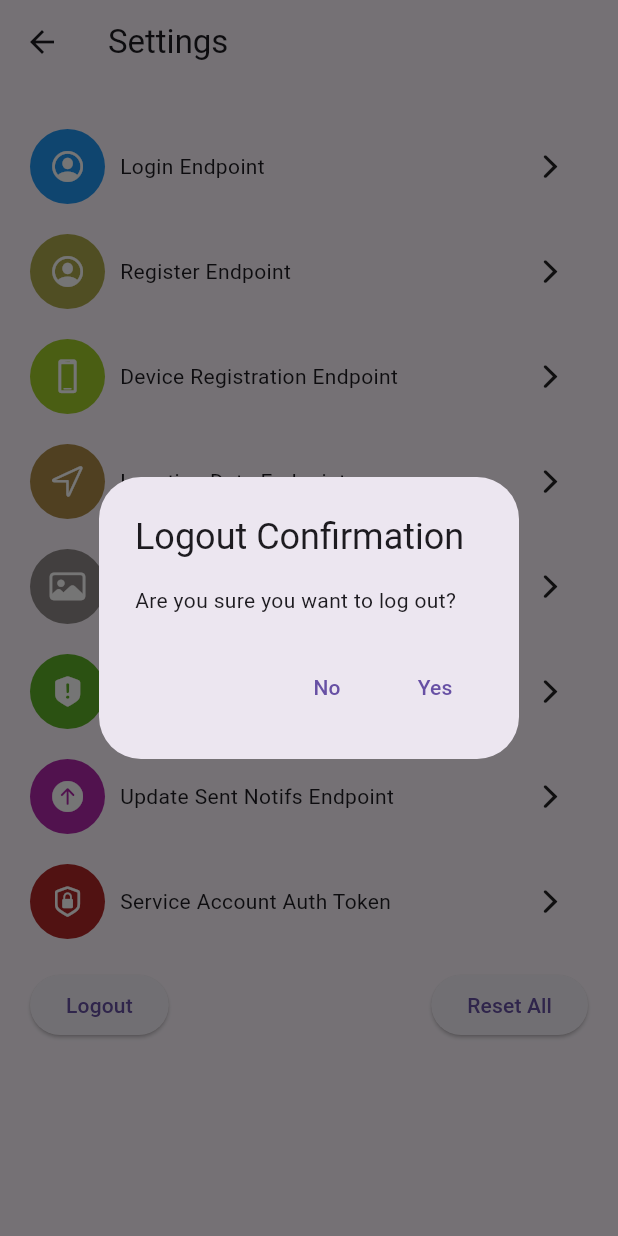
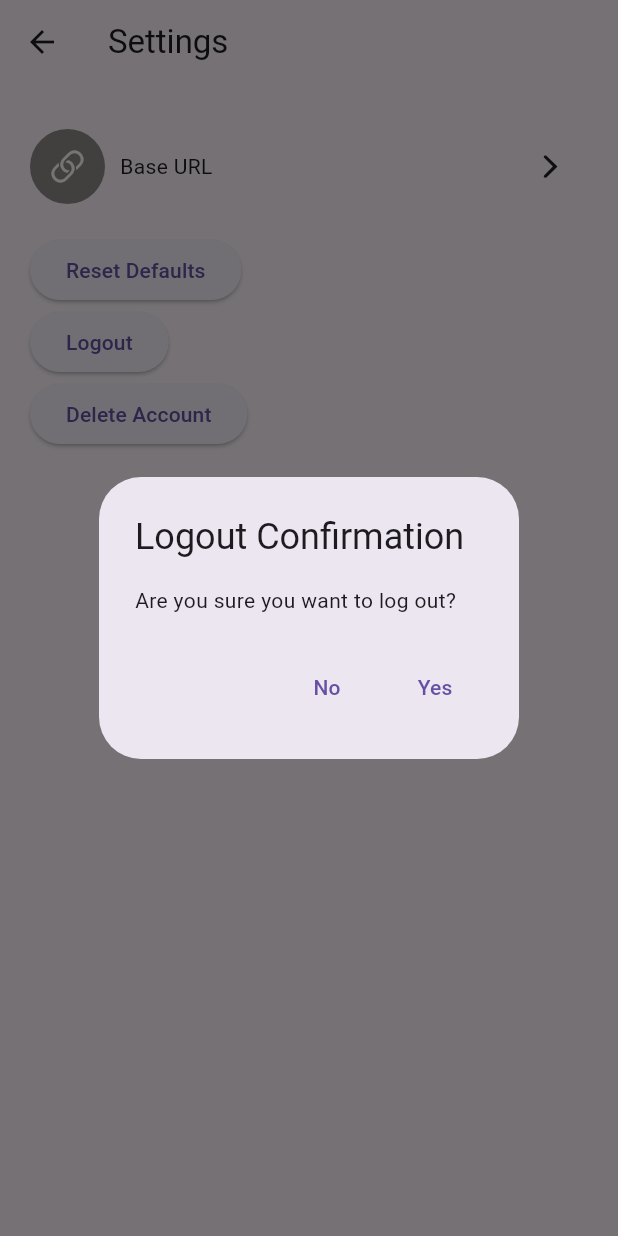
Before and after one commit to aloiva/mobile-app-iot, a Flutter app: the SettingsPage screen opened by its route, after a tap on "Logout", on a phone screen of 412 x 824 dp. Run offline on Flutter 3.47's test engine with Material 3 defaults, Android fonts, the phone set to English and light mode, and no system bars; our stand-ins replace firebase_core, firebase_messaging, geolocator, permission_handler, shared_preferences; accounts and stored records are empty.

Commit message:
added delete account option

```diff
--- a/lib/screens/settings_page.dart
+++ b/lib/screens/settings_page.dart
@@ -1,10 +1,11 @@
 // import 'dart:convert';
-// ignore_for_file: avoid_print
+// ignore_for_file: avoid_print, use_build_context_synchronously
 
 import 'package:flutter/material.dart';
 import 'package:flutter/cupertino.dart';
 import 'package:mobile_app/models/PreferenceUtils.dart';
 import 'package:mobile_app/widgets/settings_page/settings_tile.dart';
+import 'package:mobile_app/services/apiClient.dart';
 
 class SettingsPage extends StatefulWidget {
   const SettingsPage({super.key});
@@ -28,106 +29,37 @@ class _SettingsPageState extends State<SettingsPage> {
             child: Column(crossAxisAlignment: CrossAxisAlignment.start, children: [
               const SizedBox(height: 20),
               SettingsTile(
-                color: Colors.blue,
-                icon: CupertinoIcons.profile_circled,
-                title: "Login Endpoint",
-                onTap: () => _updateKey(AppSettingsKeys.loginEndPoint),
-              ),
-              const SizedBox(height: 20),
-              SettingsTile(
-                color: const Color.fromARGB(255, 175, 170, 76),
-                icon: CupertinoIcons.profile_circled,
-                title: "Register Endpoint",
-                onTap: () => _updateKey(AppSettingsKeys.registerEndpoint),
-              ),
-              const SizedBox(height: 20),
-              SettingsTile(
-                color: const Color.fromARGB(255, 161, 204, 42),
-                icon: CupertinoIcons.device_phone_portrait,
-                title: "Device Registration Endpoint",
-                onTap: () => _updateKey(AppSettingsKeys.deviceRegisterEndpoint),
-              ),
-              const SizedBox(height: 20),
-              SettingsTile(
-                color: const Color.fromARGB(255, 174, 140, 73),
-                icon: CupertinoIcons.location,
-                title: "Location Data Endpoint",
-                onTap: () => _updateKey(AppSettingsKeys.locationEndpoint),
-              ),
-              const SizedBox(height: 20),
-              SettingsTile(
                 color: const Color.fromARGB(255, 144, 137, 137),
-                icon: CupertinoIcons.photo,
-                title: "Image Data Endpoint",
-                onTap: () => _updateKey(AppSettingsKeys.imageEndpoint),
-              ),
-              const SizedBox(height: 20),
-              SettingsTile(
-                color: const Color.fromARGB(255, 94, 176, 39),
-                icon: CupertinoIcons.exclamationmark_shield_fill,
-                title: "Stolen Device Notifs Endpoint",
-                onTap: () => _updateKey(AppSettingsKeys.stolenNotificationEndpoint),
-              ),
-              const SizedBox(height: 20),
-              SettingsTile(
-                color: const Color.fromARGB(255, 176, 39, 171),
-                icon: CupertinoIcons.arrow_up_circle_fill,
-                title: "Update Sent Notifs Endpoint",
-                onTap: () => _updateKey(AppSettingsKeys.updatedNotificationEndpoint),
-              ),
-              // const SizedBox(height: 20),
-              // SettingsTile(
-              //   color: Color.fromARGB(255, 19, 204, 41),
-              //   icon: CupertinoIcons.lock,
-              //   title: "Your Token",
-              //   onTap: () => _updateKey(UserSettingKeys.token),
-              // ),
-              // const SizedBox(height: 20),
-              // SettingsTile(
-              //   color: Color.fromARGB(255, 168, 112, 224),
-              //   icon: CupertinoIcons.person_2_square_stack,
-              //   title: "Your Partner's Token",
-              //   onTap: () => _updateKey(PartnerSettingKeys.partnertoken),
-              // ),
-              const SizedBox(height: 20),
-              SettingsTile(
-                color: const Color.fromARGB(255, 176, 39, 39),
-                icon: CupertinoIcons.lock_shield,
-                title: "Service Account Auth Token",
-                onTap: () => _updateKey(AppSettingsKeys.authtoken),
+                icon: CupertinoIcons.link,
+                title: "Base URL",
+                onTap: () => _updateKey(AppSettingsKeys.baseURL),
               ),
               const SizedBox(height: 20),
               // const Spacer(), // Add a Spacer to push the following widget to the bottom
-              Row(
-                children: [
-                  Align(
-                    alignment: Alignment.center,
-                    child: ElevatedButton(
+              ElevatedButton(
                 onPressed: () {
-                        print(PreferenceUtils.getBool(UserSettingKeys.isloggedin));
-                        if (PreferenceUtils.getBool(UserSettingKeys.isloggedin) == true) {
+                  // Add logic for "Reset Defaults" button
+                  _resetDefaults();
+                },
+                child: const Text('Reset Defaults'),
+              ),
+              ElevatedButton(
+                onPressed: () {
+                  // Add logic for "Logout" button
                   _showLogoutConfirmationDialog();
-                        }
                 },
                 child: const Text('Logout'),
               ),
+              ElevatedButton(
+                onPressed: () {
+                  // Add logic for "Delete Account" button
+                  _showDeleteConfirmationDialog();
+                },
+                child: const Text('Delete Account'),
               ),
-                  const Spacer(), // Add a Spacer to push the following widget to the bottom
-                  Align(
-                    alignment: Alignment.center,
-                    child: ElevatedButton(
-                      onPressed: () {
-                        PreferenceUtils.setDefaults();
-                        _showSuccess(context, "reset to defaults.");
-                      },
-                      child: const Text('Reset All'),
+            ]),
           ),
-                  ),
-                ],
-              ),
-            ])),
-      ),
-    );
+        ));
   }
 
   void _showLogoutConfirmationDialog() {
@@ -148,9 +80,9 @@ class _SettingsPageState extends State<SettingsPage> {
               onPressed: () {
                 // Perform logout logic here
                 // For example, you can navigate to the login page
+                _showSuccess(context, "logged out");
                 PreferenceUtils.setBool(UserSettingKeys.isloggedin, false);
-                // print(PreferenceUtils.getBool(UserSettingKeys.isloggedin));
-                Navigator.pushNamed(context, '/login');
+                PreferenceUtils.setBool(UserSettingKeys.isdeviceregistered, false);
               },
               child: const Text('Yes'),
             ),
@@ -203,6 +135,7 @@ class _SettingsPageState extends State<SettingsPage> {
             TextButton(
               onPressed: () {
                 Navigator.of(context).pop(); // Close the dialog
+                Navigator.pushNamed(context, '/login');
               },
               child: const Text('Okay'),
             ),
@@ -211,4 +144,85 @@ class _SettingsPageState extends State<SettingsPage> {
       },
     );
   }
+
+  void _resetDefaults() async {
+    await PreferenceUtils.init();
+    _showSuccess(context, "reset to defaults.");
   }
+
+  void _showDeleteConfirmationDialog() {
+    showDialog(
+      context: context,
+      builder: (BuildContext context) {
+        return AlertDialog(
+          title: const Text('Deletion confirmation'),
+          content: const Text('Are you sure you want to delete account?'),
+          actions: <Widget>[
+            TextButton(
+              onPressed: () {
+                Navigator.of(context).pop(); // Close the dialog
+              },
+              child: const Text('No'),
+            ),
+            TextButton(
+              onPressed: () {
+                _deleteAccount();
+              },
+              child: const Text('Yes'),
+            ),
+          ],
+        );
+      },
+    );
+  }
+
+  void _deleteAccount() async {
+    try {
+      showDialog(
+          context: context,
+          builder: (BuildContext context) {
+            return const AlertDialog(
+                title: Text('Deleting account...'),
+                content: LinearProgressIndicator(
+                  backgroundColor: Color.fromARGB(2, 91, 9, 9), // Set background color
+                  valueColor: AlwaysStoppedAnimation<Color>(Colors.blue), // Set progress color
+                ));
+          });
+      var id = PreferenceUtils.getString(UserSettingKeys.imei);
+      var response = await apiClient.deleteUser(id);
+      print(response);
+      Navigator.of(context).pop();
+
+      if (response.statusCode == 200) {
+        PreferenceUtils.setBool(UserSettingKeys.isloggedin, false);
+        PreferenceUtils.setBool(UserSettingKeys.isdeviceregistered, false);
+        _showSuccess(context, "deleted account");
+      } else {
+        _showFailure();
+      }
+    } catch (error) {
+      // Close the loading dialog in case of an error
+      Navigator.of(context).pop();
+      print('Error sending data: $error');
+    }
+  }
+
+  void _showFailure() {
+    showDialog(
+      context: context,
+      builder: (BuildContext context) {
+        return AlertDialog(
+          title: const Text('account deletion failed.'),
+          actions: <Widget>[
+            TextButton(
+              onPressed: () {
+                Navigator.of(context).pop(); // Close the dialog
+              },
+              child: const Text('Okay'),
+            )
+          ],
+        );
+      },
+    );
+  }
+}
```
Lines whose indentation alone changed are shown as unchanged.
